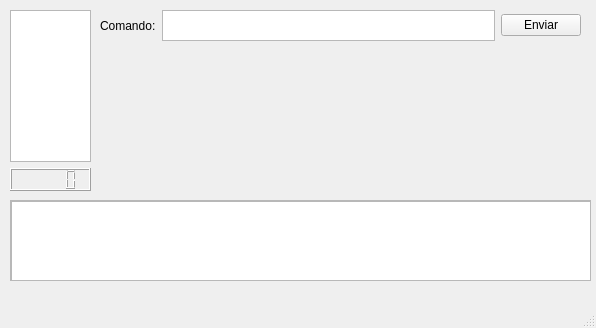
First picture: the form in CubeSAT_COM/mainwindow.ui, repository renatomeneghin/CubeSAT_COM_App, before the edit.
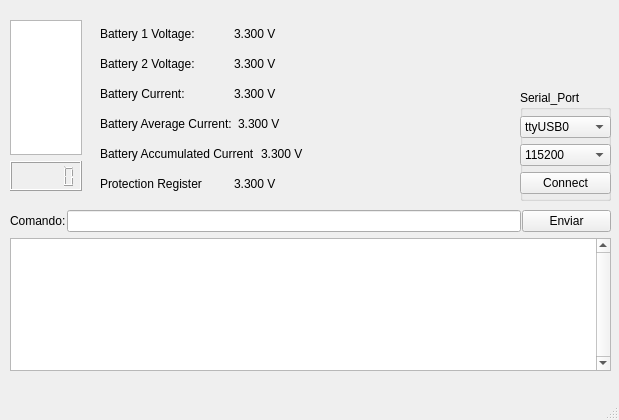
Second picture: the form after the edit.

```diff
--- a/CubeSAT_COM/mainwindow.ui
+++ b/CubeSAT_COM/mainwindow.ui
@@ -6,94 +6,414 @@
    <rect>
     <x>0</x>
     <y>0</y>
-    <width>596</width>
-    <height>328</height>
+    <width>619</width>
+    <height>420</height>
    </rect>
   </property>
   <property name="windowTitle">
    <string>Controlador CubeSAT - SpaceLAB UFSC</string>
   </property>
   <widget class="QWidget" name="centralwidget">
-   <widget class="QWidget" name="horizontalLayoutWidget">
+   <widget class="QWidget" name="layoutWidget">
     <property name="geometry">
      <rect>
-      <x>100</x>
-      <y>10</y>
-      <width>481</width>
-      <height>31</height>
+      <x>10</x>
+      <y>20</y>
+      <width>72</width>
+      <height>171</height>
      </rect>
     </property>
-    <layout class="QHBoxLayout" name="horizontalLayout">
+    <layout class="QVBoxLayout" name="verticalLayout">
+     <property name="sizeConstraint">
+      <enum>QLayout::SetDefaultConstraint</enum>
+     </property>
      <item>
-      <widget class="QLabel" name="texto_Comando">
-       <property name="text">
-        <string>Comando:</string>
-       </property>
-      </widget>
+      <widget class="QGraphicsView" name="Bateria_imagem"/>
      </item>
      <item>
-      <widget class="QPlainTextEdit" name="Comando"/>
-     </item>
-     <item>
-      <widget class="QPushButton" name="Enviar">
-       <property name="text">
-        <string>Enviar</string>
+      <widget class="QLCDNumber" name="Bateria_numero">
+       <property name="minimumSize">
+        <size>
+         <width>0</width>
+         <height>30</height>
+        </size>
+       </property>
+       <property name="font">
+        <font>
+         <pointsize>12</pointsize>
+        </font>
+       </property>
+       <property name="smallDecimalPoint">
+        <bool>true</bool>
        </property>
       </widget>
      </item>
     </layout>
    </widget>
-   <widget class="QScrollArea" name="scrollArea">
+   <widget class="QGroupBox" name="Serial_Port">
     <property name="geometry">
      <rect>
-      <x>10</x>
-      <y>200</y>
-      <width>581</width>
-      <height>81</height>
+      <x>520</x>
+      <y>90</y>
+      <width>91</width>
+      <height>111</height>
      </rect>
     </property>
-    <property name="widgetResizable">
-     <bool>true</bool>
+    <property name="title">
+     <string>Serial_Port</string>
     </property>
-    <widget class="QWidget" name="scrollAreaWidgetContents">
+    <widget class="QWidget" name="verticalLayoutWidget">
      <property name="geometry">
       <rect>
        <x>0</x>
-       <y>0</y>
-       <width>579</width>
-       <height>79</height>
+       <y>20</y>
+       <width>91</width>
+       <height>91</height>
       </rect>
      </property>
-     <widget class="QTextEdit" name="Texto_Recebido">
-      <property name="geometry">
-       <rect>
-        <x>0</x>
-        <y>0</y>
-        <width>581</width>
-        <height>81</height>
-       </rect>
+     <layout class="QVBoxLayout" name="verticalLayout_2">
+      <property name="spacing">
+       <number>0</number>
       </property>
-      <property name="readOnly">
-       <bool>true</bool>
-      </property>
-     </widget>
+      <item>
+       <widget class="QComboBox" name="Port">
+        <item>
+         <property name="text">
+          <string>ttyUSB0</string>
+         </property>
+        </item>
+        <item>
+         <property name="text">
+          <string>ttyUSB1</string>
+         </property>
+        </item>
+        <item>
+         <property name="text">
+          <string>ttyUSB2</string>
+         </property>
+        </item>
+        <item>
+         <property name="text">
+          <string>ttyUSB3</string>
+         </property>
+        </item>
+        <item>
+         <property name="text">
+          <string>ttyUSB4</string>
+         </property>
+        </item>
+        <item>
+         <property name="text">
+          <string>ttyUSB5</string>
+         </property>
+        </item>
+        <item>
+         <property name="text">
+          <string>ttyUSB6</string>
+         </property>
+        </item>
+        <item>
+         <property name="text">
+          <string>ttyUSB7</string>
+         </property>
+        </item>
+       </widget>
+      </item>
+      <item>
+       <widget class="QComboBox" name="Baud_Rate">
+        <property name="currentText">
+         <string>115200</string>
+        </property>
+        <property name="currentIndex">
+         <number>11</number>
+        </property>
+        <item>
+         <property name="text">
+          <string>110</string>
+         </property>
+        </item>
+        <item>
+         <property name="text">
+          <string>300</string>
+         </property>
+        </item>
+        <item>
+         <property name="text">
+          <string>600</string>
+         </property>
+        </item>
+        <item>
+         <property name="text">
+          <string>1200</string>
+         </property>
+        </item>
+        <item>
+         <property name="text">
+          <string>2400</string>
+         </property>
+        </item>
+        <item>
+         <property name="text">
+          <string>4800</string>
+         </property>
+        </item>
+        <item>
+         <property name="text">
+          <string>9600</string>
+         </property>
+        </item>
+        <item>
+         <property name="text">
+          <string>14400</string>
+         </property>
+        </item>
+        <item>
+         <property name="text">
+          <string>19200</string>
+         </property>
+        </item>
+        <item>
+         <property name="text">
+          <string>38400</string>
+         </property>
+        </item>
+        <item>
+         <property name="text">
+          <string>57600</string>
+         </property>
+        </item>
+        <item>
+         <property name="text">
+          <string>115200</string>
+         </property>
+        </item>
+        <item>
+         <property name="text">
+          <string>128000</string>
+         </property>
+        </item>
+        <item>
+         <property name="text">
+          <string>256000</string>
+         </property>
+        </item>
+       </widget>
+      </item>
+      <item>
+       <widget class="QPushButton" name="Connection">
+        <property name="text">
+         <string>Connect</string>
+        </property>
+       </widget>
+      </item>
+     </layout>
     </widget>
    </widget>
-   <widget class="QWidget" name="layoutWidget">
+   <widget class="QWidget" name="verticalLayoutWidget_2">
     <property name="geometry">
      <rect>
       <x>10</x>
-      <y>10</y>
-      <width>81</width>
-      <height>181</height>
+      <y>210</y>
+      <width>601</width>
+      <height>161</height>
      </rect>
     </property>
-    <layout class="QVBoxLayout" name="verticalLayout">
+    <layout class="QVBoxLayout" name="verticalLayout_3">
      <item>
-      <widget class="QGraphicsView" name="Bateria_imagem"/>
+      <layout class="QHBoxLayout" name="horizontalLayout">
+       <property name="spacing">
+        <number>1</number>
+       </property>
+       <item>
+        <widget class="QLabel" name="texto_Comando">
+         <property name="text">
+          <string>Comando:</string>
+         </property>
+        </widget>
+       </item>
+       <item>
+        <widget class="QLineEdit" name="Comando"/>
+       </item>
+       <item>
+        <widget class="QPushButton" name="Enviar">
+         <property name="minimumSize">
+          <size>
+           <width>89</width>
+           <height>0</height>
+          </size>
+         </property>
+         <property name="text">
+          <string>Enviar</string>
+         </property>
+        </widget>
+       </item>
+      </layout>
      </item>
      <item>
-      <widget class="QLCDNumber" name="Bateria_numero"/>
+      <widget class="QTextEdit" name="Texto_Recebido">
+       <property name="verticalScrollBarPolicy">
+        <enum>Qt::ScrollBarAlwaysOn</enum>
+       </property>
+       <property name="readOnly">
+        <bool>true</bool>
+       </property>
+      </widget>
+     </item>
+    </layout>
+   </widget>
+   <widget class="QWidget" name="layoutWidget_2">
+    <property name="geometry">
+     <rect>
+      <x>100</x>
+      <y>50</y>
+      <width>261</width>
+      <height>27</height>
+     </rect>
+    </property>
+    <layout class="QHBoxLayout" name="horizontalLayout_3">
+     <item>
+      <widget class="QLabel" name="label_3">
+       <property name="text">
+        <string>Battery 2 Voltage:</string>
+       </property>
+      </widget>
+     </item>
+     <item>
+      <widget class="QLabel" name="label_4">
+       <property name="text">
+        <string>3.300 V</string>
+       </property>
+      </widget>
+     </item>
+    </layout>
+   </widget>
+   <widget class="QWidget" name="layoutWidget_3">
+    <property name="geometry">
+     <rect>
+      <x>100</x>
+      <y>80</y>
+      <width>261</width>
+      <height>27</height>
+     </rect>
+    </property>
+    <layout class="QHBoxLayout" name="horizontalLayout_4">
+     <item>
+      <widget class="QLabel" name="label_5">
+       <property name="text">
+        <string>Battery Current:</string>
+       </property>
+      </widget>
+     </item>
+     <item>
+      <widget class="QLabel" name="label_6">
+       <property name="text">
+        <string>3.300 V</string>
+       </property>
+      </widget>
+     </item>
+    </layout>
+   </widget>
+   <widget class="QWidget" name="layoutWidget_4">
+    <property name="geometry">
+     <rect>
+      <x>100</x>
+      <y>110</y>
+      <width>261</width>
+      <height>27</height>
+     </rect>
+    </property>
+    <layout class="QHBoxLayout" name="horizontalLayout_5">
+     <item>
+      <widget class="QLabel" name="label_7">
+       <property name="text">
+        <string>Battery Average Current:</string>
+       </property>
+      </widget>
+     </item>
+     <item>
+      <widget class="QLabel" name="label_8">
+       <property name="text">
+        <string>3.300 V</string>
+       </property>
+      </widget>
+     </item>
+    </layout>
+   </widget>
+   <widget class="QWidget" name="layoutWidget_5">
+    <property name="geometry">
+     <rect>
+      <x>100</x>
+      <y>140</y>
+      <width>261</width>
+      <height>27</height>
+     </rect>
+    </property>
+    <layout class="QHBoxLayout" name="horizontalLayout_6">
+     <item>
+      <widget class="QLabel" name="label_9">
+       <property name="text">
+        <string>Battery Accumulated Current</string>
+       </property>
+      </widget>
+     </item>
+     <item>
+      <widget class="QLabel" name="label_10">
+       <property name="text">
+        <string>3.300 V</string>
+       </property>
+      </widget>
+     </item>
+    </layout>
+   </widget>
+   <widget class="QWidget" name="layoutWidget_6">
+    <property name="geometry">
+     <rect>
+      <x>100</x>
+      <y>170</y>
+      <width>261</width>
+      <height>27</height>
+     </rect>
+    </property>
+    <layout class="QHBoxLayout" name="horizontalLayout_7">
+     <item>
+      <widget class="QLabel" name="label_11">
+       <property name="text">
+        <string>Protection Register</string>
+       </property>
+      </widget>
+     </item>
+     <item>
+      <widget class="QLabel" name="label_12">
+       <property name="text">
+        <string>3.300 V</string>
+       </property>
+      </widget>
+     </item>
+    </layout>
+   </widget>
+   <widget class="QWidget" name="">
+    <property name="geometry">
+     <rect>
+      <x>100</x>
+      <y>20</y>
+      <width>261</width>
+      <height>27</height>
+     </rect>
+    </property>
+    <layout class="QHBoxLayout" name="horizontalLayout_2">
+     <item>
+      <widget class="QLabel" name="label">
+       <property name="text">
+        <string>Battery 1 Voltage:</string>
+       </property>
+      </widget>
+     </item>
+     <item>
+      <widget class="QLabel" name="label_2">
+       <property name="text">
+        <string>3.300 V</string>
+       </property>
+      </widget>
      </item>
     </layout>
    </widget>
```
Left out of the diff: 2 changed lines with no effect on the pictures.
